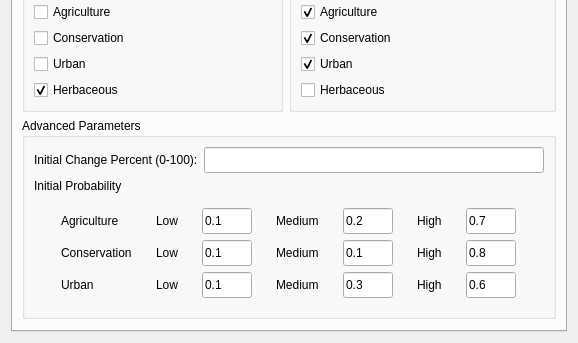
The window that gui/future_land_use_simulator_dlg_base.ui (chjch/future_land_use_simulator) describes before a commit, drawn with Qt 5; both pictures show x 0 to 578 and y 191 to 534 of the 578 by 534 pixel window.
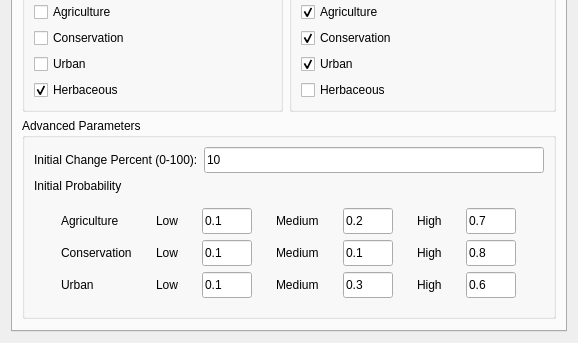
The same window after the commit. Custom widgets are drawn as their Qt base class.

What changed in the file:
```diff
--- a/gui/future_land_use_simulator_dlg_base.ui
+++ b/gui/future_land_use_simulator_dlg_base.ui
@@ -1094,7 +1094,7 @@
              </sizepolicy>
             </property>
             <property name="text">
-             <string/>
+             <string>10</string>
             </property>
            </widget>
           </item>
```
